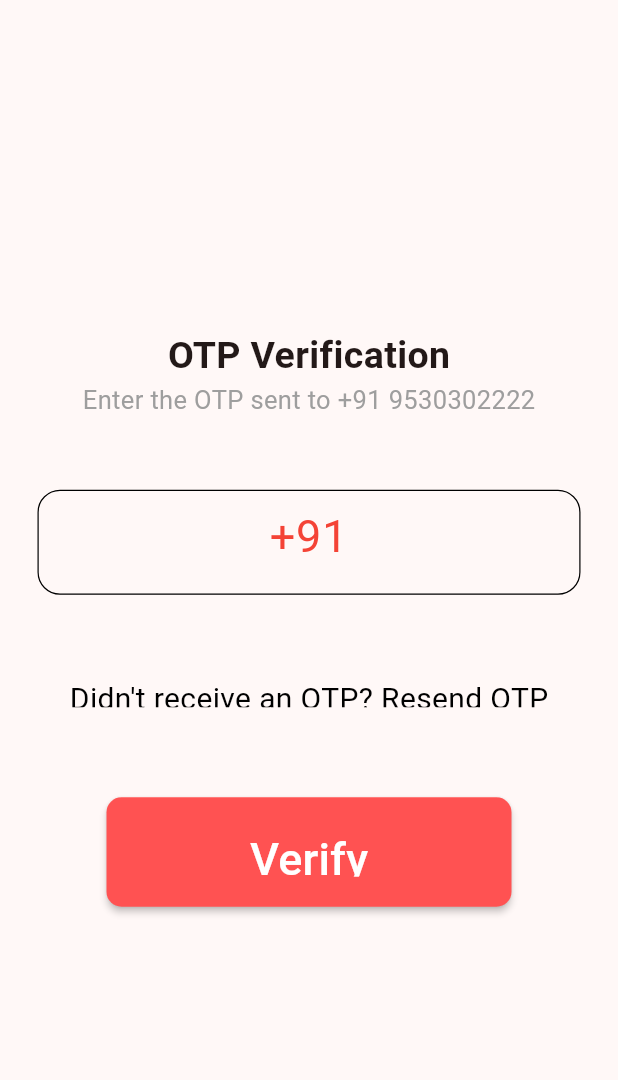
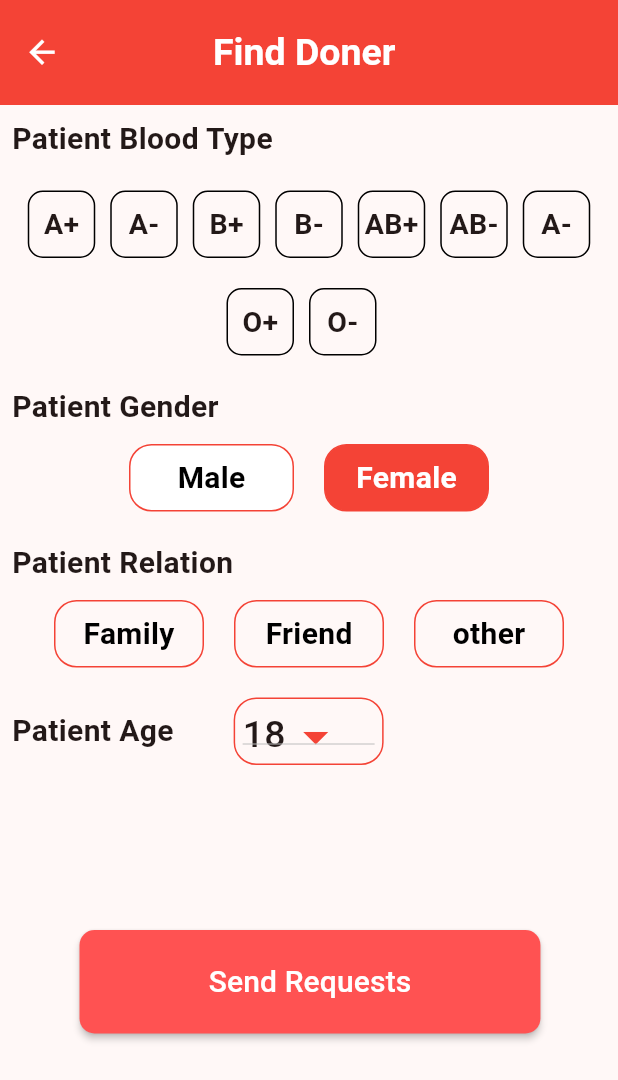
Before and after one commit to Shakti184/Blood_Bank_App, a Flutter app: the HomePage screen opened directly, after a tap on "Find Donors", on a phone screen of 412 x 824 dp. Shown: the top 1080 px of the screen. Run offline on Flutter 3.47's test engine with Material 2 defaults, Android fonts, the phone set to English and light mode, and no system bars.

Commit message:
find_doner_added

```diff
--- a/lib/dashboard.dart
+++ b/lib/dashboard.dart
@@ -1,5 +1,7 @@
 import 'package:app/sliders_and_drawer/drawer.dart';
+import 'package:app/sliders_and_drawer/drawer_menu_pages/requests.dart';
 import 'package:flutter/material.dart';
+import 'finddoner.dart';
 import 'log_sign_in_out/otp_verify.dart';
 
 class HomePage extends StatefulWidget {
@@ -78,6 +80,7 @@ class _HomePageState extends State<HomePage> {
                                   ),
                                 ],
                               ),
+                              const SizedBox(height: 40,),
                             ],
                           ),
                         ),
@@ -97,8 +100,11 @@ class _HomePageState extends State<HomePage> {
                             mainAxisAlignment: MainAxisAlignment.center,
                             children: [
                               const Text(" Doner Status ",style:TextStyle(fontSize: 18)),
-                              const SizedBox(height: 40,),
+                              const SizedBox(height: 30,),
                               Image.asset("assets/images/group3.png",width: 120,height: 120,),
+                              const SizedBox(height: 20,),
+                              const Text(" You can Donate! ",style:TextStyle(fontSize: 18,color: Colors.grey)),
+
                             ],
                           ),
                         ),
@@ -122,7 +128,7 @@ class _HomePageState extends State<HomePage> {
                             context,
                             MaterialPageRoute(
                                 builder: ((context) =>
-                                    const OtpVerification())));
+                                    const FindDonersPage())));
                       },
                       child: const Text(
                         "               Find Donors              ",
@@ -142,7 +148,7 @@ class _HomePageState extends State<HomePage> {
                             context,
                             MaterialPageRoute(
                                 builder: ((context) =>
-                                    const OtpVerification())));
+                                    const RequestPage())));
                       },
                       child: const Text("             Donate Blood             ",
                         style: TextStyle(color: Colors.white, fontSize: 20),
--- /dev/null
+++ b/lib/finddoner.dart
@@ -0,0 +1,388 @@
+import 'package:app/sliders_and_drawer/drawer_menu_pages/requests.dart';
+import 'package:flutter/material.dart';
+
+class FindDonersPage extends StatefulWidget {
+  const FindDonersPage({super.key});
+
+  @override
+  State<FindDonersPage> createState() => _FindDonersPageState();
+}
+
+class _FindDonersPageState extends State<FindDonersPage> {
+  String dropdownValue = "18";
+  bool isfemale=true;
+
+  @override
+  Widget build(BuildContext context) {
+    return Scaffold(
+      appBar: AppBar(
+        backgroundColor: Colors.red,
+        toolbarHeight: 70,
+        leading: IconButton(
+          icon: const Icon(
+            Icons.arrow_back,
+            color: Colors.white,
+            size: 25,
+          ),
+          onPressed: () => Navigator.of(context).pop(),
+        ),
+        title: const Padding(
+          padding: EdgeInsets.only(left: 70),
+          child: Text(
+            "Find Doner",
+            style: TextStyle(
+                color: Colors.white, fontSize: 25, fontWeight: FontWeight.bold),
+          ),
+        ),
+      ),
+      body: SafeArea(
+        child: Padding(
+          padding: const EdgeInsets.all(8.0),
+          child: Column(
+            // mainAxisAlignment: MainAxisAlignment.center,
+            crossAxisAlignment: CrossAxisAlignment.start,
+            children: [
+              const Text(
+                "Patient Blood Type ",
+                style: TextStyle(fontSize: 20, fontWeight: FontWeight.bold),
+              ),
+              const SizedBox(
+                height: 20,
+              ),
+              Column(
+                children: [
+                  Row(
+                    mainAxisAlignment: MainAxisAlignment.center,
+                    children: [
+                      Container(
+                        height: 45,
+                        width: 45,
+                        decoration: BoxDecoration(
+                            border: Border.all(color: Colors.black),
+                            borderRadius: BorderRadius.circular(10)),
+                        child: const Center(
+                            child: Text(
+                          "A+",
+                          style: TextStyle(
+                              fontWeight: FontWeight.bold, fontSize: 19),
+                        )),
+                      ),
+                      const SizedBox(
+                        width: 10,
+                      ),
+                      Container(
+                        height: 45,
+                        width: 45,
+                        decoration: BoxDecoration(
+                            border: Border.all(color: Colors.black),
+                            borderRadius: BorderRadius.circular(10)),
+                        child: const Center(
+                            child: Text(
+                          "A-",
+                          style: TextStyle(
+                              fontWeight: FontWeight.bold, fontSize: 19),
+                        )),
+                      ),
+                      const SizedBox(
+                        width: 10,
+                      ),
+                      Container(
+                        height: 45,
+                        width: 45,
+                        decoration: BoxDecoration(
+                            border: Border.all(color: Colors.black),
+                            borderRadius: BorderRadius.circular(10)),
+                        child: const Center(
+                            child: Text(
+                          "B+",
+                          style: TextStyle(
+                              fontWeight: FontWeight.bold, fontSize: 19),
+                        )),
+                      ),
+                      const SizedBox(
+                        width: 10,
+                      ),
+                      Container(
+                        height: 45,
+                        width: 45,
+                        decoration: BoxDecoration(
+                            border: Border.all(color: Colors.black),
+                            borderRadius: BorderRadius.circular(10)),
+                        child: const Center(
+                            child: Text(
+                          "B-",
+                          style: TextStyle(
+                              fontWeight: FontWeight.bold, fontSize: 19),
+                        )),
+                      ),
+                      const SizedBox(
+                        width: 10,
+                      ),
+                      Container(
+                        height: 45,
+                        width: 45,
+                        decoration: BoxDecoration(
+                            border: Border.all(color: Colors.black),
+                            borderRadius: BorderRadius.circular(10)),
+                        child: const Center(
+                            child: Text(
+                          "AB+",
+                          style: TextStyle(
+                              fontWeight: FontWeight.bold, fontSize: 19),
+                        )),
+                      ),
+                      const SizedBox(
+                        width: 10,
+                      ),
+                      Container(
+                        height: 45,
+                        width: 45,
+                        decoration: BoxDecoration(
+                            border: Border.all(color: Colors.black),
+                            borderRadius: BorderRadius.circular(10)),
+                        child: const Center(
+                            child: Text(
+                          "AB-",
+                          style: TextStyle(
+                              fontWeight: FontWeight.bold, fontSize: 19),
+                        )),
+                      ),
+                      const SizedBox(
+                        width: 10,
+                      ),
+                      Container(
+                        height: 45,
+                        width: 45,
+                        decoration: BoxDecoration(
+                            border: Border.all(color: Colors.black),
+                            borderRadius: BorderRadius.circular(10)),
+                        child: const Center(
+                            child: Text(
+                          "A-",
+                          style: TextStyle(
+                              fontWeight: FontWeight.bold, fontSize: 19),
+                        )),
+                      ),
+                    ],
+                  ),
+                  const SizedBox(
+                    height: 20,
+                  ),
+                  Row(
+                    mainAxisAlignment: MainAxisAlignment.center,
+                    children: [
+                      Container(
+                        height: 45,
+                        width: 45,
+                        decoration: BoxDecoration(
+                            border: Border.all(color: Colors.black),
+                            borderRadius: BorderRadius.circular(10)),
+                        child: const Center(
+                            child: Text(
+                          "O+",
+                          style: TextStyle(
+                              fontWeight: FontWeight.bold, fontSize: 19),
+                        )),
+                      ),
+                      const SizedBox(
+                        width: 10,
+                      ),
+                      Container(
+                        height: 45,
+                        width: 45,
+                        decoration: BoxDecoration(
+                            border: Border.all(color: Colors.black),
+                            borderRadius: BorderRadius.circular(10)),
+                        child: const Center(
+                            child: Text(
+                          "O-",
+                          style: TextStyle(
+                              fontWeight: FontWeight.bold, fontSize: 19),
+                        )),
+                      ),
+                      const SizedBox(
+                        width: 10,
+                      ),
+                    ],
+                  ),
+                ],
+              ),
+              const SizedBox(
+                height: 20,
+              ),
+              const Text(
+                "Patient Gender",
+                style: TextStyle(fontSize: 20, fontWeight: FontWeight.bold),
+              ),
+              const SizedBox(
+                height: 10,
+              ),
+              Row(
+                crossAxisAlignment: CrossAxisAlignment.center,
+                mainAxisAlignment: MainAxisAlignment.center,
+                children: [
+                  GestureDetector(
+                    onTap: () => setState(() {
+                      isfemale?isfemale=!isfemale:isfemale;
+                    }),
+                    child: Container(
+                      height: 45,
+                      width: 110,
+                      decoration: BoxDecoration(
+                         color: !isfemale? Colors.red:Colors.white,
+                            border: Border.all(color: Colors.red),
+                            borderRadius: BorderRadius.circular(15)),
+                            child: Center(child: Text("Male",style: TextStyle(fontSize: 20,color: !isfemale?Colors.white: Colors.black,fontWeight: FontWeight.bold),)),
+                    ),
+                  ),
+                  const SizedBox(
+                    width: 20,
+                  ),
+                  GestureDetector(
+                    onTap: () => setState(() {
+                      isfemale?isfemale:isfemale=!isfemale;
+                    }),
+                    child: Container(
+                      height: 45,
+                      width: 110,
+                      decoration: BoxDecoration(
+                        color: isfemale? Colors.red:Colors.white,
+                          border: Border.all(color: Colors.red),
+                          borderRadius: BorderRadius.circular(15)),
+                          child: Center(child: Text("Female",style: TextStyle(fontSize: 20,color:isfemale?Colors.white: Colors.black,fontWeight: FontWeight.bold),)),
+                    ),
+                  ),
+                ],
+              ),
+              const SizedBox(
+                height: 20,
+              ),
+              const Text(
+                "Patient Relation",
+                style: TextStyle(fontSize: 20, fontWeight: FontWeight.bold),
+              ),
+              const SizedBox(
+                height: 10,
+              ),
+              Row(
+                crossAxisAlignment: CrossAxisAlignment.center,
+                mainAxisAlignment: MainAxisAlignment.center,
+                children: [
+                  Container(
+                    height: 45,
+                    width: 100,
+                    decoration: BoxDecoration(
+                        border: Border.all(color: Colors.red),
+                        borderRadius: BorderRadius.circular(15)),
+                    child: const Center(child: Text("Family",style: TextStyle(fontSize: 20,color: Colors.black,fontWeight: FontWeight.bold),)),
+                  ),
+                  const SizedBox(
+                    width: 20,
+                  ),
+                  Container(
+                    height: 45,
+                    width: 100,
+                    decoration: BoxDecoration(
+                        border: Border.all(color: Colors.red),
+                        borderRadius: BorderRadius.circular(15)),
+                        child: const Center(child: Text("Friend",style: TextStyle(fontSize: 20,color: Colors.black,fontWeight: FontWeight.bold),)),
+                  ),
+                  const SizedBox(
+                    width: 20,
+                  ),
+                  Container(
+                    height: 45,
+                    width: 100,
+                    decoration: BoxDecoration(
+                        border: Border.all(color: Colors.red),
+                        borderRadius: BorderRadius.circular(15)),
+                        child: const Center(child: Text("other",style: TextStyle(fontSize: 20,color: Colors.black,fontWeight: FontWeight.bold),)),
+                  ),
+                ],
+              ),
+              const SizedBox(
+                height: 20,
+              ),
+              Row(
+                children: [
+                  const Text(
+                    "Patient Age",
+                    style: TextStyle(fontSize: 20, fontWeight: FontWeight.bold),
+                  ),
+                  const SizedBox(
+                    width: 40,
+                  ),
+                  // Step 1.
+
+// Step 2.
+                  Container(
+                    height: 45,
+                    width: 100,
+                    decoration: BoxDecoration(
+                      border: Border.all(color: Colors.red),
+                      borderRadius: BorderRadius.circular(15)
+                    ),
+                    child: DropdownButton<String>(
+                      // Step 3.
+                      elevation: 6,
+                      iconSize: 40,
+                      iconEnabledColor: Colors.red,
+                      borderRadius: BorderRadius.circular(15),
+                      padding: const EdgeInsets.all(5),
+                      value: dropdownValue,
+                      // Step 4.
+                      items: <String>["18", "19", "20", "21","22","23","24","25"]
+                          .map<DropdownMenuItem<String>>((String value) {
+                        return DropdownMenuItem<String>(
+                          value: value,
+                          child: Text(
+                            value,
+                            style: const TextStyle(fontSize: 25),
+                          ),
+                        );
+                      }).toList(),
+                      // Step 5.
+                      onChanged: (String? newValue) {
+                        setState(() {
+                          dropdownValue = newValue!;
+                        });
+                      },
+                    ),
+                  ),
+                ],
+              ),
+              const SizedBox(
+                height: 10,
+              ),
+              const SizedBox(
+                height: 100,
+              ),
+              Padding(
+                padding: const EdgeInsets.only(left: 45),
+                child: ElevatedButton(
+                  style: ElevatedButton.styleFrom(
+                      backgroundColor:
+                          Colors.redAccent, //background color of button
+                      elevation: 2, //elevation of button
+                      shape: RoundedRectangleBorder(
+                          borderRadius: BorderRadius.circular(10)),
+                      padding: const EdgeInsets.all(20)),
+                  onPressed: () {
+                    Navigator.push(
+                        context,
+                        MaterialPageRoute(
+                            builder: ((context) => const RequestPage())));
+                  },
+                  child: const Text(
+                    "             Send Requests             ",
+                    style: TextStyle(color: Colors.white, fontSize: 20),
+                  ),
+                ),
+              ),
+            ],
+          ),
+        ),
+      ),
+    );
+  }
+}
--- a/lib/main.dart
+++ b/lib/main.dart
@@ -22,7 +22,7 @@ class MyApp extends StatelessWidget {
         useMaterial3: true,
       ),
       debugShowCheckedModeBanner: false,
-      home: const Splash(),
+      home: const HomePage(),
     );
   }
 }
--- a/lib/sliders_and_drawer/drawer_menu_pages/history.dart
+++ b/lib/sliders_and_drawer/drawer_menu_pages/history.dart
@@ -130,12 +130,7 @@ class _DonatedState extends State<Donated> {
                               shrinkWrap: true,
                               itemCount: 18,
                               itemBuilder: (context, index) {
-                                return GestureDetector(
-                                  onTap: () => Navigator.of(context).push(
-                                      MaterialPageRoute(
-                                          builder: (context) =>
-                                              const ChatDoner())),
-                                  child: Container(
+                                return Container(
                                   decoration: const BoxDecoration(
                                     border: Border(bottom: BorderSide()),
                                   ),
@@ -151,10 +146,12 @@ class _DonatedState extends State<Donated> {
                                       style: TextStyle(
                                           fontSize: 15, color: Colors.grey),
                                     ),
-                                      trailing: Icon(
-                                        Icons.arrow_forward_ios,
-                                        color: Colors.red,
-                                      ),
+                                    trailing:Column(
+                                      crossAxisAlignment: CrossAxisAlignment.end,
+                                      children: [
+                                        Text("Receiver ID: #43EQ",style: TextStyle(fontSize: 15),),
+                                        Text("Qty: 0.6 ounce",style: TextStyle(fontSize: 15,color: Colors.grey),),
+                                      ],
                                     ),
                                   ),
                                 );
--- a/lib/sliders_and_drawer/drawer_menu_pages/requests.dart
+++ b/lib/sliders_and_drawer/drawer_menu_pages/requests.dart
@@ -46,14 +46,16 @@ class _RequestPageState extends State<RequestPage> {
                   border: Border(bottom: BorderSide(color: Colors.grey)),
                 ),
                 child:  ListTile(
+                  minVerticalPadding: 0,
                   title: const Text(
                     "Request #1234",
                     style: TextStyle(fontSize: 25, fontWeight: FontWeight.bold),
                   ),
                   subtitle: GestureDetector(
                     child: const Text(
-                      " View Details",
-                      style: TextStyle(fontSize: 15, color: Colors.red),
+                      "View Details",
+
+                      style: TextStyle(decoration: TextDecoration.underline,fontSize: 15, color: Colors.red),
                     ),
                     onTap:(){} ,
                   ),
```
Lines whose indentation alone changed are shown as unchanged.
